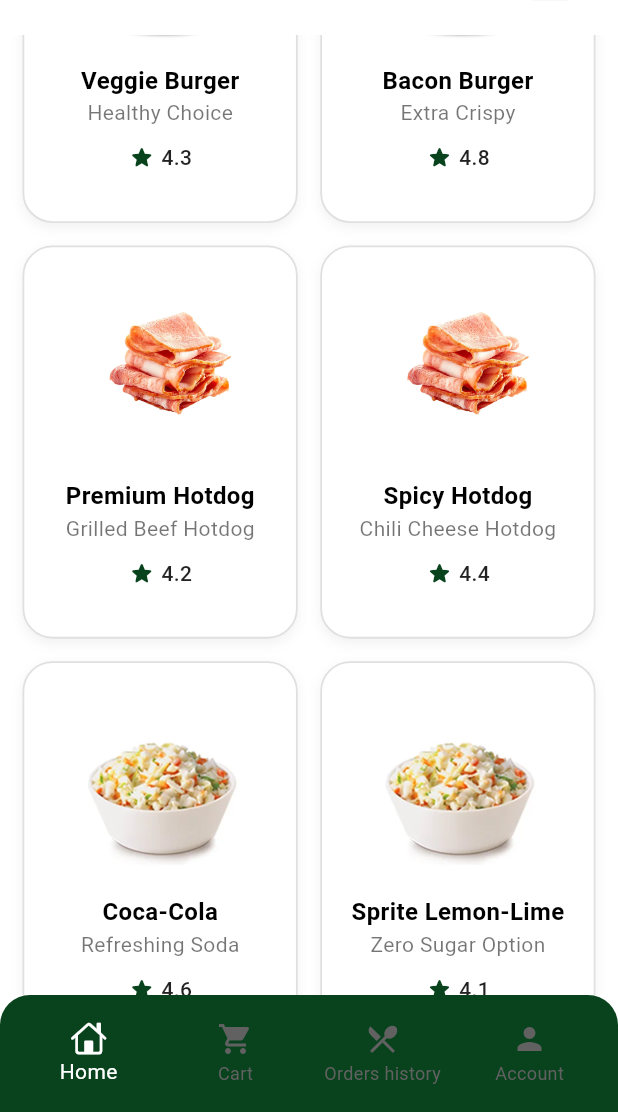
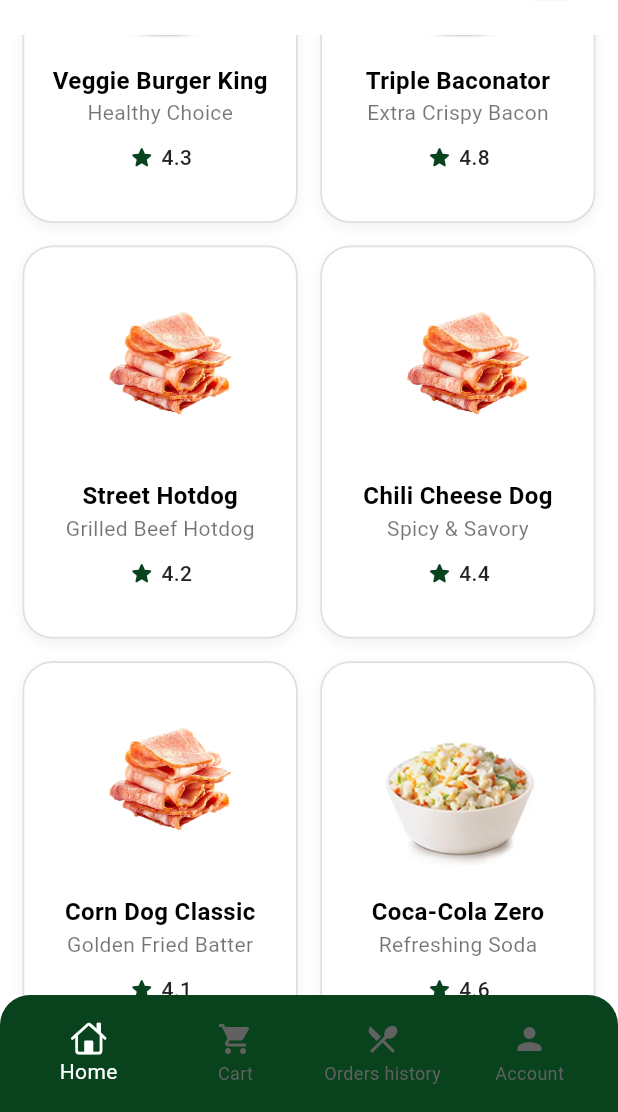
Before and after one commit to gaser911/DeliveryApp, a Flutter app: the screen it shows after launch, scrolled down 576 dp, on a phone screen of 412 x 824 dp, the part 124-1236 px from its top. Run offline on Flutter 3.47's test engine with Material 3 defaults, Android fonts, the phone set to English and light mode, and no system bars; our stand-ins replace flutter_svg, gap, image_picker.

Commit message:
enable search

```diff
--- a/lib/features/home/view/home_view.dart
+++ b/lib/features/home/view/home_view.dart
@@ -17,92 +17,172 @@ class HomeView extends StatefulWidget {
 
 class _HomeViewState extends State<HomeView> {
   late TextEditingController controller;
-  List<String> category = ["All", "Burger", "Hotdog", "Drink", "Donut"];
+  // EXPANDED CATEGORY LIST
+  List<String> category = ["All", "Burger", "Hotdog", "Drink", "Donut", "Sides", "Salad"];
   int selectedCategoryIndex = 0;
+  String _searchQuery = ''; // NEW: State for search query
 
-  // Mock data for products - UPDATED with category and more items
+  // Mock data for products - EXPANDED with new categories
   final List<Map<String, String>> products = [
     {
       'image': 'assets/images/item1.png',
-      'name': 'Cheeseburger',
-      'desc': 'Wendy\'s Burger',
+      'name': 'Cheeseburger Delight',
+      'desc': 'Wendy\'s Best Burger',
       'rating': '4.5',
-      'category': 'Burger', // Added category
+      'category': 'Burger',
     },
     {
       'image': 'assets/images/item1.png',
-      'name': 'Hamburger',
-      'desc': 'Classic Beef Burger',
+      'name': 'Hamburger Classic',
+      'desc': 'Classic Beef Patty',
       'rating': '4.7',
-      'category': 'Burger', // Added category
+      'category': 'Burger',
     },
     {
       'image': 'assets/images/item1.png',
-      'name': 'Veggie Burger',
+      'name': 'Veggie Burger King',
       'desc': 'Healthy Choice',
       'rating': '4.3',
-      'category': 'Burger', // Added category
+      'category': 'Burger',
     },
     {
       'image': 'assets/images/item1.png',
-      'name': 'Bacon Burger',
-      'desc': 'Extra Crispy',
+      'name': 'Triple Baconator',
+      'desc': 'Extra Crispy Bacon',
       'rating': '4.8',
-      'category': 'Burger', // Added category
+      'category': 'Burger',
     },
-    // New items for other categories
+    // Hotdog
     {
       'image': 'assets/images/bacon.png',
-      'name': 'Premium Hotdog',
+      'name': 'Street Hotdog',
       'desc': 'Grilled Beef Hotdog',
       'rating': '4.2',
       'category': 'Hotdog',
     },
     {
       'image': 'assets/images/bacon.png',
-      'name': 'Spicy Hotdog',
-      'desc': 'Chili Cheese Hotdog',
+      'name': 'Chili Cheese Dog',
+      'desc': 'Spicy & Savory',
       'rating': '4.4',
       'category': 'Hotdog',
     },
     {
+      'image': 'assets/images/bacon.png',
+      'name': 'Corn Dog Classic',
+      'desc': 'Golden Fried Batter',
+      'rating': '4.1',
+      'category': 'Hotdog',
+    },
+    // Drink
+    {
       'image': 'assets/images/coleslaw.png',
-      'name': 'Coca-Cola',
+      'name': 'Coca-Cola Zero',
       'desc': 'Refreshing Soda',
       'rating': '4.6',
       'category': 'Drink',
     },
     {
       'image': 'assets/images/coleslaw.png',
-      'name': 'Sprite Lemon-Lime',
-      'desc': 'Zero Sugar Option',
+      'name': 'Orange Juice',
+      'desc': 'Freshly Squeezed',
+      'rating': '4.9',
+      'category': 'Drink',
+    },
+    {
+      'image': 'assets/images/coleslaw.png',
+      'name': 'Lemonade Sparkle',
+      'desc': 'Citrus Refreshment',
       'rating': '4.1',
       'category': 'Drink',
     },
+    // Donut
     {
       'image': 'assets/images/onionrings.png',
-      'name': 'Chocolate Donut',
+      'name': 'Chocolate Glaze',
       'desc': 'Sweet Treat',
       'rating': '4.9',
       'category': 'Donut',
     },
     {
       'image': 'assets/images/onionrings.png',
-      'name': 'Glazed Donut',
-      'desc': 'Classic Glaze',
+      'name': 'Strawberry Jelly',
+      'desc': 'Fruity Filling',
       'rating': '4.5',
       'category': 'Donut',
     },
+    {
+      'image': 'assets/images/onionrings.png',
+      'name': 'Cinnamon Roll Donut',
+      'desc': 'Warm Spices',
+      'rating': '4.0',
+      'category': 'Donut',
+    },
+    // Sides
+    {
+      'image': 'assets/images/fries.png',
+      'name': 'Seasoned Fries',
+      'desc': 'Crispy Potato',
+      'rating': '4.6',
+      'category': 'Sides',
+    },
+    {
+      'image': 'assets/images/onionrings.png',
+      'name': 'Golden Onion Rings',
+      'desc': 'Crispy Onion',
+      'rating': '4.7',
+      'category': 'Sides',
+    },
+    {
+      'image': 'assets/images/coleslaw.png',
+      'name': 'Creamy Coleslaw',
+      'desc': 'Classic Side',
+      'rating': '4.5',
+      'category': 'Sides',
+    },
+    // Salad
+    {
+      'image': 'assets/images/salad.png',
+      'name': 'Garden Salad',
+      'desc': 'Fresh Greens',
+      'rating': '4.3',
+      'category': 'Salad',
+    },
+    {
+      'image': 'assets/images/salad.png',
+      'name': 'Caesar Salad',
+      'desc': 'Chicken Caesar',
+      'rating': '4.4',
+      'category': 'Salad',
+    },
   ];
 
-  // NEW: Filtered products getter
+  // UPDATED: Filtered products getter now includes both Category and Search filtering.
   List<Map<String, String>> get filteredProducts {
-    if (selectedCategoryIndex == 0) {
-      return products; // 'All' category
+    List<Map<String, String>> categoryFiltered;
+
+    // 1. Filter by Category
+    if (selectedCategoryIndex == 0 || selectedCategoryIndex >= category.length) {
+      categoryFiltered = products; // 'All' category or invalid index returns all
+    } else {
+      final selectedCategory = category[selectedCategoryIndex];
+      categoryFiltered = products
+          .where((product) => product['category'] == selectedCategory)
+          .toList();
     }
-    final selectedCategory = category[selectedCategoryIndex];
-    return products
-        .where((product) => product['category'] == selectedCategory)
+
+    // 2. Filter by Search Query
+    if (_searchQuery.isEmpty) {
+      return categoryFiltered;
+    }
+
+    final query = _searchQuery.toLowerCase().trim();
+
+    return categoryFiltered
+        .where((product) =>
+            product['name']!.toLowerCase().contains(query) ||
+            product['desc']!.toLowerCase().contains(query) ||
+            product['category']!.toLowerCase().contains(query))
         .toList();
   }
 
@@ -142,7 +222,7 @@ class _HomeViewState extends State<HomeView> {
               Expanded(
                 child: CustomScrollView(
                   slivers: [
-                    // Search Bar
+                    // Search Bar - ADDED onChanged for live filtering
                     SliverToBoxAdapter(
                       child: Padding(
                         padding: const EdgeInsets.all(8.0),
@@ -154,6 +234,11 @@ class _HomeViewState extends State<HomeView> {
                           child: TextField(
                             controller: controller,
                             cursorColor: Appcolors.primary,
+                            onChanged: (value) {
+                              setState(() {
+                                _searchQuery = value;
+                              });
+                            },
                             decoration: InputDecoration(
                               fillColor: Colors.white,
                               filled: true,
@@ -197,6 +282,8 @@ class _HomeViewState extends State<HomeView> {
                                 onTap: () {
                                   setState(() {
                                     selectedCategoryIndex = index;
+                                    _searchQuery = ''; // Clear search when category changes
+                                    controller.clear();
                                   });
                                 },
                                 child: Container(
@@ -228,12 +315,12 @@ class _HomeViewState extends State<HomeView> {
 
                     const SliverToBoxAdapter(child: Gap(30)),
 
-                    // Product Grid - UPDATED to use filteredProducts
+                    // Product Grid
                     SliverPadding(
                       padding: const EdgeInsets.only(
                           right: 15, left: 15, bottom: 20),
                       sliver: SliverGrid.builder(
-                        itemCount: filteredProducts.length, // Use filteredProducts
+                        itemCount: filteredProducts.length, // Uses filtered list
                         gridDelegate:
                             const SliverGridDelegateWithFixedCrossAxisCount(
                           crossAxisCount: 2,
@@ -242,7 +329,7 @@ class _HomeViewState extends State<HomeView> {
                           childAspectRatio: 0.7,
                         ),
                         itemBuilder: (context, index) {
-                          final product = filteredProducts[index]; // Use filteredProducts
+                          final product = filteredProducts[index];
                           return GestureDetector(
                             onTap: () {
                               Navigator.pushNamed(
--- a/lib/features/home/widget/card_item.dart
+++ b/lib/features/home/widget/card_item.dart
@@ -24,7 +24,7 @@ class CardItem extends StatelessWidget {
         color: Colors.white,
         borderRadius: BorderRadius.circular(20),
         border: Border.all(
-          color: Colors.grey.shade300, // ✅ Soft clean border
+          color: Colors.grey.shade300, // Soft clean border
           width: 1.2,
         ),
         boxShadow: [
@@ -40,7 +40,7 @@ class CardItem extends StatelessWidget {
         child: Column(
           mainAxisAlignment: MainAxisAlignment.center,
           children: [
-            // ✅ Product Image
+            // Product Image
             Image.asset(
               image,
               width: 110,
@@ -49,7 +49,7 @@ class CardItem extends StatelessWidget {
             ),
             const Gap(12),
 
-            // ✅ Name
+            // Name
             CustomText(
               text: name,
               fontWeight: FontWeight.w600,
@@ -57,7 +57,7 @@ class CardItem extends StatelessWidget {
               size: 16,
             ),
 
-            // ✅ Description
+            // Description
             CustomText(
               text: desc,
               size: 14,
@@ -66,11 +66,11 @@ class CardItem extends StatelessWidget {
 
             const Gap(10),
 
-            // ✅ Rating with star
+            // Rating with star
             Row(
               mainAxisAlignment: MainAxisAlignment.center,
               children: [
-                Icon(
+                const Icon(
                   Icons.star_rounded,
                   color: Appcolors.primary,
                   size: 18,
```
